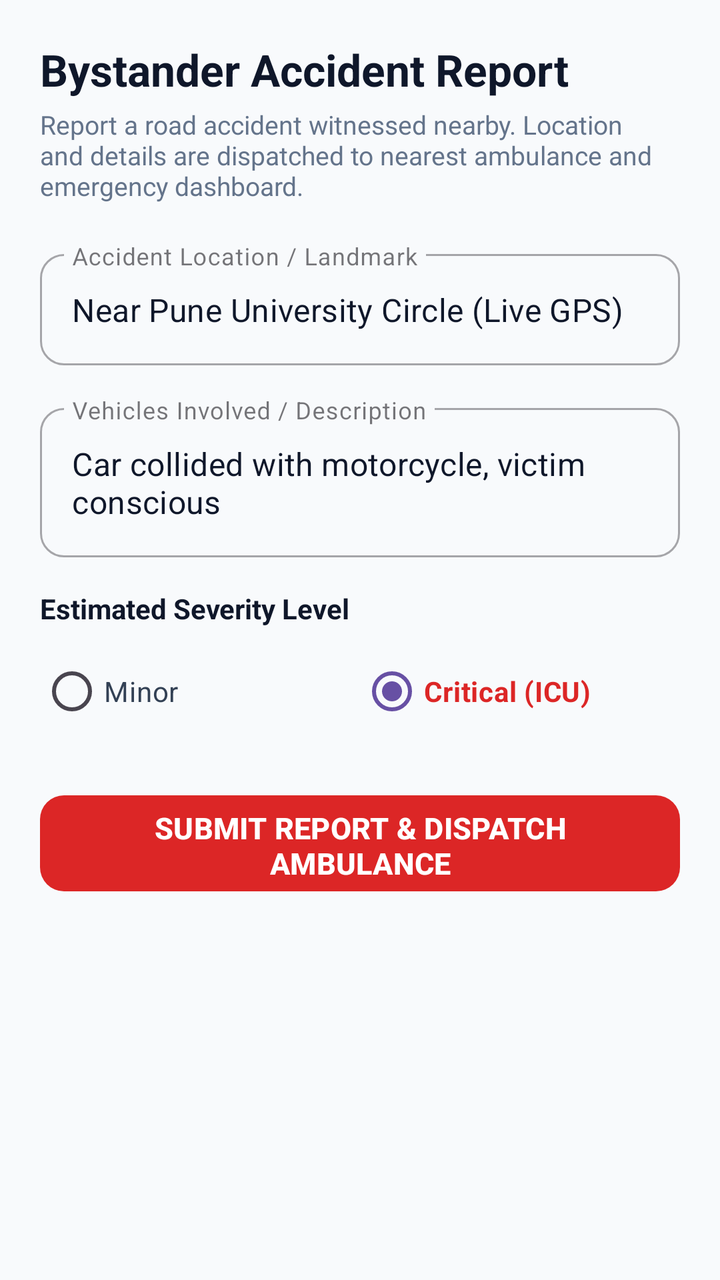
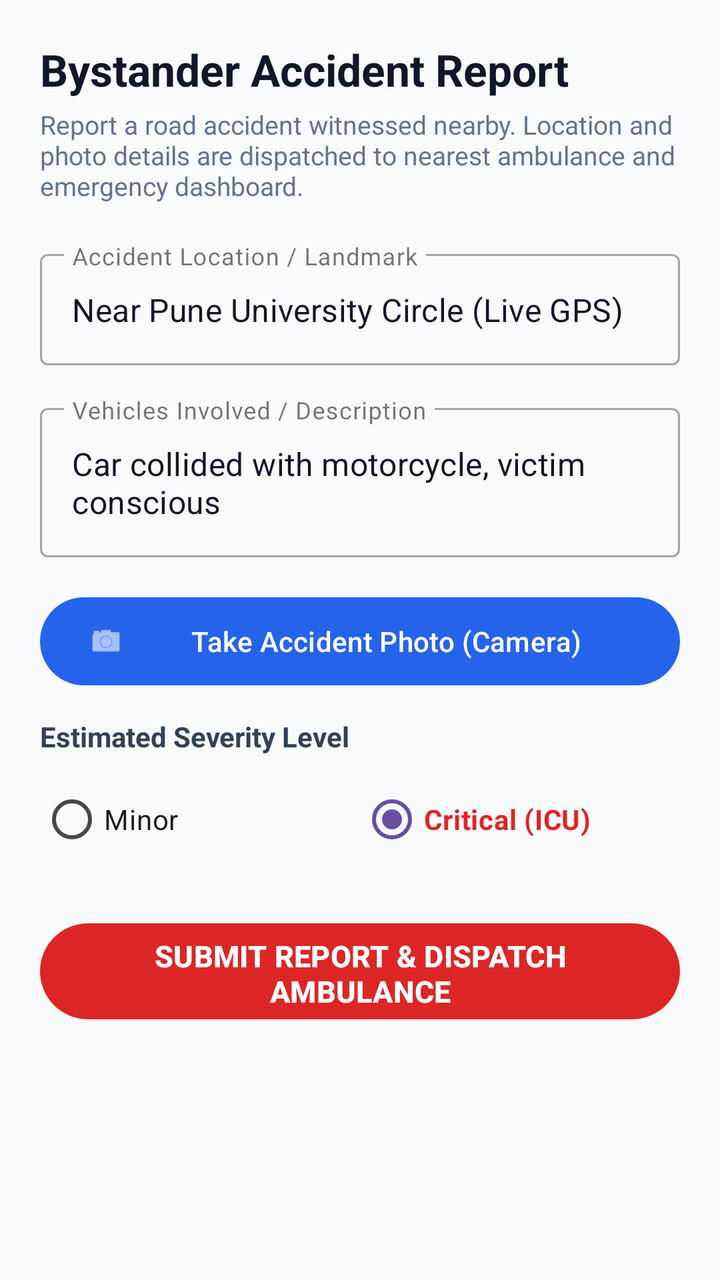

The first picture is an Android layout as it rendered before a commit; the second is the same layout after the commit. The layout source and the unified diff follow.
<!-- AndroidManifest.xml: activity theme Theme.Pbl -->
<!-- res/layout/activity_report_bystander.xml -->
<?xml version="1.0" encoding="utf-8"?>
<ScrollView xmlns:android="http://schemas.android.com/apk/res/android"
    xmlns:app="http://schemas.android.com/apk/res-auto"
    android:layout_width="match_parent"
    android:layout_height="match_parent"
    android:fillViewport="true"
    android:background="#F8FAFC">

    <LinearLayout
        android:layout_width="match_parent"
        android:layout_height="wrap_content"
        android:orientation="vertical"
        android:padding="20dp">

        <TextView
            android:layout_width="wrap_content"
            android:layout_height="wrap_content"
            android:text="Bystander Accident Report"
            android:textColor="#0F172A"
            android:textSize="22sp"
            android:textStyle="bold" />

        <TextView
            android:layout_width="wrap_content"
            android:layout_height="wrap_content"
            android:layout_marginTop="4dp"
            android:text="Report a road accident witnessed nearby. Location and details are dispatched to nearest ambulance and emergency dashboard."
            android:textColor="#64748B"
            android:textSize="13sp"
            android:layout_marginBottom="20dp" />

        <com.google.android.material.textfield.TextInputLayout
            android:layout_width="match_parent"
            android:layout_height="wrap_content"
            android:hint="Accident Location / Landmark"
            style="@style/Widget.MaterialComponents.TextInputLayout.OutlinedBox"
            app:boxCornerRadiusTopStart="12dp"
            app:boxCornerRadiusTopEnd="12dp"
            app:boxCornerRadiusBottomStart="12dp"
            app:boxCornerRadiusBottomEnd="12dp"
            android:layout_marginBottom="16dp">

            <com.google.android.material.textfield.TextInputEditText
                android:id="@+id/et_bystander_location"
                android:layout_width="match_parent"
                android:layout_height="wrap_content"
                android:textColor="#0F172A"
                android:textColorHint="#64748B"
                android:text="Near Pune University Circle (Live GPS)" />
        </com.google.android.material.textfield.TextInputLayout>

        <com.google.android.material.textfield.TextInputLayout
            android:layout_width="match_parent"
            android:layout_height="wrap_content"
            android:hint="Vehicles Involved / Description"
            style="@style/Widget.MaterialComponents.TextInputLayout.OutlinedBox"
            app:boxCornerRadiusTopStart="12dp"
            app:boxCornerRadiusTopEnd="12dp"
            app:boxCornerRadiusBottomStart="12dp"
            app:boxCornerRadiusBottomEnd="12dp"
            android:layout_marginBottom="16dp">

            <com.google.android.material.textfield.TextInputEditText
                android:id="@+id/et_bystander_details"
                android:layout_width="match_parent"
                android:layout_height="wrap_content"
                android:textColor="#0F172A"
                android:textColorHint="#64748B"
                android:minLines="2"
                android:text="Car collided with motorcycle, victim conscious" />
        </com.google.android.material.textfield.TextInputLayout>

        <TextView
            android:layout_width="wrap_content"
            android:layout_height="wrap_content"
            android:text="Estimated Severity Level"
            android:textColor="#0F172A"
            android:textStyle="bold"
            android:layout_marginBottom="8dp" />

        <RadioGroup
            android:id="@+id/rg_severity"
            android:layout_width="match_parent"
            android:layout_height="wrap_content"
            android:orientation="horizontal"
            android:layout_marginBottom="24dp">

            <RadioButton
                android:id="@+id/rb_minor"
                android:layout_width="0dp"
                android:layout_height="wrap_content"
                android:layout_weight="1"
                android:textColor="#334155"
                android:text="Minor" />

            <RadioButton
                android:id="@+id/rb_critical"
                android:layout_width="0dp"
                android:layout_height="wrap_content"
                android:layout_weight="1"
                android:checked="true"
                android:textColor="#DC2626"
                android:textStyle="bold"
                android:text="Critical (ICU)" />
        </RadioGroup>

        <com.google.android.material.button.MaterialButton
            android:id="@+id/btn_submit_bystander"
            android:layout_width="match_parent"
            android:layout_height="56dp"
            android:text="SUBMIT REPORT &amp; DISPATCH AMBULANCE"
            android:textSize="15sp"
            android:textStyle="bold"
            app:cornerRadius="12dp"
            app:backgroundTint="#DC2626"
            android:textColor="#FFFFFF" />

    </LinearLayout>
</ScrollView>
<!-- resources referenced by this layout -->
<resources>
  <style name="Theme.Pbl" parent="Base.Theme.Pbl" />
  <style name="Base.Theme.Pbl" parent="Theme.Material3.DayNight.NoActionBar">
          
          
      </style>
</resources>

<!-- the commit's change to res/layout/activity_report_bystander.xml (unified diff, before → after) -->
@@ -24,7 +24,7 @@
             android:layout_width="wrap_content"
             android:layout_height="wrap_content"
             android:layout_marginTop="4dp"
-            android:text="Report a road accident witnessed nearby. Location and details are dispatched to nearest ambulance and emergency dashboard."
+            android:text="Report a road accident witnessed nearby. Location and photo details are dispatched to nearest ambulance and emergency dashboard."
             android:textColor="#64748B"
             android:textSize="13sp"
             android:layout_marginBottom="20dp" />
@@ -34,10 +34,6 @@
             android:layout_height="wrap_content"
             android:hint="Accident Location / Landmark"
             style="@style/Widget.MaterialComponents.TextInputLayout.OutlinedBox"
-            app:boxCornerRadiusTopStart="12dp"
-            app:boxCornerRadiusTopEnd="12dp"
-            app:boxCornerRadiusBottomStart="12dp"
-            app:boxCornerRadiusBottomEnd="12dp"
             android:layout_marginBottom="16dp">
 
             <com.google.android.material.textfield.TextInputEditText
@@ -54,10 +50,6 @@
             android:layout_height="wrap_content"
             android:hint="Vehicles Involved / Description"
             style="@style/Widget.MaterialComponents.TextInputLayout.OutlinedBox"
-            app:boxCornerRadiusTopStart="12dp"
-            app:boxCornerRadiusTopEnd="12dp"
-            app:boxCornerRadiusBottomStart="12dp"
-            app:boxCornerRadiusBottomEnd="12dp"
             android:layout_marginBottom="16dp">
 
             <com.google.android.material.textfield.TextInputEditText
@@ -70,11 +62,33 @@
                 android:text="Car collided with motorcycle, victim conscious" />
         </com.google.android.material.textfield.TextInputLayout>
 
+        
+        <com.google.android.material.button.MaterialButton
+            android:id="@+id/btn_capture_photo"
+            android:layout_width="match_parent"
+            android:layout_height="52dp"
+            android:text="Take Accident Photo (Camera)"
+            android:textSize="14sp"
+            app:icon="@android:drawable/ic_menu_camera"
+            app:backgroundTint="#2563EB"
+            android:textColor="#FFFFFF"
+            android:layout_marginBottom="12dp" />
+
+        <ImageView
+            android:id="@+id/iv_accident_photo"
+            android:layout_width="match_parent"
+            android:layout_height="180dp"
+            android:scaleType="centerCrop"
+            android:background="#E2E8F0"
+            android:visibility="gone"
+            android:layout_marginBottom="16dp"
+            android:contentDescription="Accident Evidence Photo" />
+
         <TextView
             android:layout_width="wrap_content"
             android:layout_height="wrap_content"
             android:text="Estimated Severity Level"
-            android:textColor="#0F172A"
+            android:textColor="#334155"
             android:textStyle="bold"
             android:layout_marginBottom="8dp" />
 
@@ -90,7 +104,6 @@
                 android:layout_width="0dp"
                 android:layout_height="wrap_content"
                 android:layout_weight="1"
-                android:textColor="#334155"
                 android:text="Minor" />
 
             <RadioButton
@@ -111,7 +124,6 @@
             android:text="SUBMIT REPORT &amp; DISPATCH AMBULANCE"
             android:textSize="15sp"
             android:textStyle="bold"
-            app:cornerRadius="12dp"
             app:backgroundTint="#DC2626"
             android:textColor="#FFFFFF" />
 
